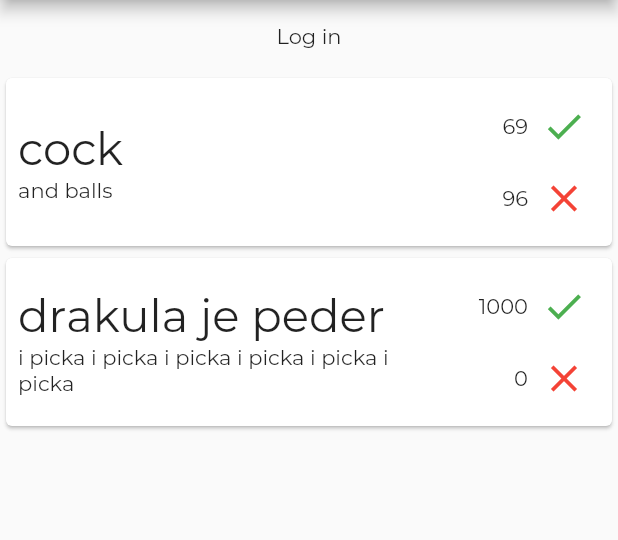
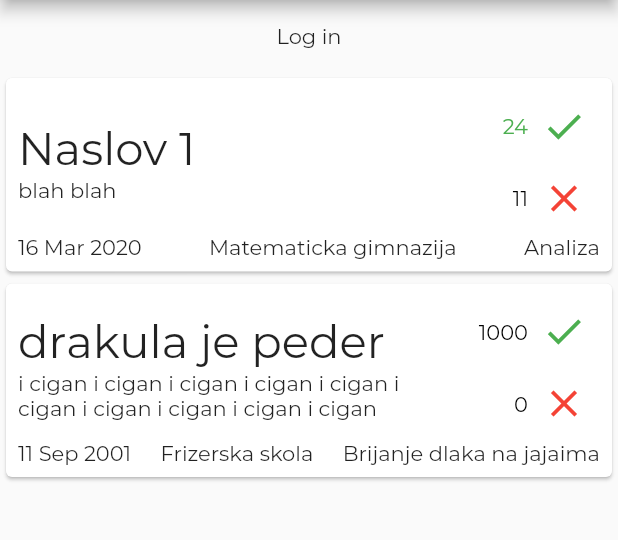
Before and after one commit to Drakula44/TeacherBoard, a Flutter app: the screen it shows after launch, after a tap on the "check" icon, on a phone screen of 412 x 824 dp, the part 84-624 px from its top. Run offline on Flutter 3.47's test engine with Material 2 defaults, Android fonts, the phone set to English and light mode, and no system bars.

Commit message:
Dododao neke stvari na home page, napravio poseban PostListItem Widget

```diff
--- a/lib/pages/home.dart
+++ b/lib/pages/home.dart
@@ -26,13 +26,17 @@ class Home extends StatelessWidget {
   }
 }
 
-class _Post {
-  String title;
-  String content;
-  int likes;
-  int dislikes;
+class Post {
+  String title = '';
+  String content = '';
+  int likes = 0;
+  int dislikes = 0;
+  String timestamp = '';
+  String school = '';
+  String subject = '';
 
-  _Post(this.title, this.content, this.likes, this.dislikes);
+  Post(this.title, this.content, this.likes, this.dislikes, this.timestamp,
+      this.school, this.subject);
 
 
 }
@@ -45,7 +49,8 @@ class Posts extends StatefulWidget {
 
 class _PostsState extends State<Posts> {
 
-  List<_Post>_mockPosts = [new _Post('cock', 'and balls', 69, 96), new _Post('drakula je peder', 'i picka i picka i picka i picka i picka i picka ', 1000, 0)];
+  List<Post>_mockPosts = [new Post('Naslov 1', 'blah blah', 23, 11, '16 Mar 2020', 'Matematicka gimnazija', 'Analiza'),
+    new Post('drakula je peder', 'i cigan i cigan i cigan i cigan i cigan i cigan i cigan i cigan i cigan i cigan ', 1000, 0, '11 Sep 2001', 'Frizerska skola', 'Brijanje dlaka na jajaima')];
 
   Widget _buildPosts() {
     return ListView.builder(
@@ -57,11 +62,114 @@ class _PostsState extends State<Posts> {
     );
   }
 
-  Widget _buildRow (_Post post) {
+  Widget _buildRow (Post post) {
+    return PostListItem(post: post);
+  }
+
+  @override
+  Widget build(BuildContext context) {
+    return _buildPosts();
+  }
+}
+
+
+class PostListItem extends StatefulWidget {
+
+  const PostListItem({
+    this.post,
+  });
+
+  final Post post;
+
+  @override
+  _PostListItemState createState() => _PostListItemState();
+}
+
+class _PostListItemState extends State<PostListItem> {
+
+  Post _post;
+
+  int _likeState = 0;
+
+  Color _likeTextColor = Colors.black;
+  Color _dislikeTextColor = Colors.black;
+
+  void _toggleLike(int newLikeState) {
+    if(_likeState == newLikeState) {
+      newLikeState = 0;
+    }
+
+    switch (newLikeState) {
+      case 1:
+        {
+          setState(() {
+            _likeTextColor = Colors.green;
+            _dislikeTextColor = Colors.black;
+
+            _post.likes++;
+
+            if(_likeState == -1)
+              _post.dislikes--;
+
+
+            //TODO: Server side
+          });
+        }
+      break;
+
+      case 0:
+        {
+          setState(() {
+            _likeTextColor = Colors.black;
+            _dislikeTextColor = Colors.black;
+
+            if(_likeState == -1)
+              _post.dislikes--;
+            if(_likeState == 1)
+              _post.likes--;
+
+            //TODO: Server side
+          });
+        }
+      break;
+
+      case -1:
+        {
+          setState(() {
+            _likeTextColor = Colors.black;
+            _dislikeTextColor = Colors.red;
+
+            _post.dislikes++;
+
+            if(_likeState == 1)
+              _post.likes--;
+          });
+        }
+      break;
+
+      default:
+        {
+          print("lol");
+        }
+    }
+    _likeState = newLikeState;
+
+  }
+
+  @override
+  void initState() {
+    _post = widget.post;
+    super.initState();
+  }
+
+  @override
+  Widget build(BuildContext context) {
     return Card(
         child: Padding(
             padding: EdgeInsets.all(8),
-        child: Row(
+            child: Column(
+              children: <Widget>[
+                Row(
                   children: <Widget>[
                     Expanded(
                       flex: 2,
@@ -69,12 +177,12 @@ class _PostsState extends State<Posts> {
                         crossAxisAlignment: CrossAxisAlignment.start,
                         children: <Widget>[
                           Text(
-                    post.title,
+                              _post.title,
                             style: TextStyle(
                                 fontSize: 30.0
                             ),
                           ),
-                  Text(post.content),
+                          Text(_post.content),
                         ],
                       ),
                     ),
@@ -86,7 +194,10 @@ class _PostsState extends State<Posts> {
                               mainAxisAlignment: MainAxisAlignment.end,
                               children: <Widget>[
                                 Text(
-                        post.likes.toString(),
+                                  _post.likes.toString(),
+                                  style: TextStyle(
+                                    color: _likeTextColor,
+                                  ),
                                 ),
                                 IconButton(
                                   icon: Icon (
@@ -95,9 +206,9 @@ class _PostsState extends State<Posts> {
                                     size: 30,
                                   ),
                                   onPressed: () {
-                          Scaffold
-                              .of(context)
-                              .showSnackBar(SnackBar(content: Text('like'), duration: const Duration(milliseconds: 250)));
+                                    setState(() {
+                                      _toggleLike(1);
+                                    });
                                   },
                                 )
                               ],
@@ -106,7 +217,10 @@ class _PostsState extends State<Posts> {
                               mainAxisAlignment: MainAxisAlignment.end,
                               children: <Widget>[
                                 Text(
-                        post.dislikes.toString(),
+                                  _post.dislikes.toString(),
+                                  style: TextStyle(
+                                    color: _dislikeTextColor,
+                                  ),
                                 ),
                                 IconButton(
                                   icon: Icon (
@@ -115,16 +229,32 @@ class _PostsState extends State<Posts> {
                                     size: 30,
                                   ),
                                   onPressed: () {
-                          Scaffold
-                              .of(context)
-                              .showSnackBar(SnackBar(content: Text('dislike'), duration: const Duration(milliseconds: 250),));
+                                    setState(() {
+                                      _toggleLike(-1);
+                                    });
                                   },
                                 )
                               ],
                             ),
-
                           ],
                         )
+                    )
+                  ],
+                ),
+                Row(
+                  mainAxisAlignment: MainAxisAlignment.spaceBetween,
+                  children: <Widget>[
+                    Text(
+                      _post.timestamp,
+
+                    ),
+                    Text(
+                        _post.school
+                    ),
+                    Text(
+                        _post.subject
+                    )
+                  ],
                 )
               ],
             )
@@ -132,9 +262,4 @@ class _PostsState extends State<Posts> {
 
     );
   }
-
-  @override
-  Widget build(BuildContext context) {
-    return _buildPosts();
 }
-}
```
Lines whose indentation alone changed are shown as unchanged.
